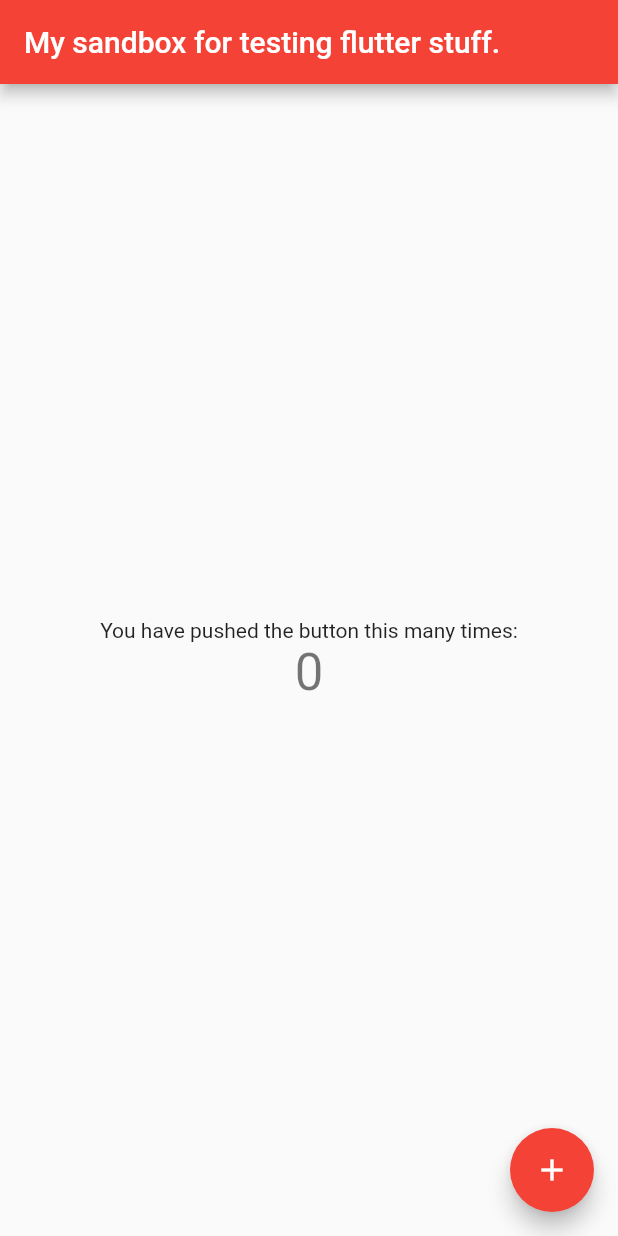
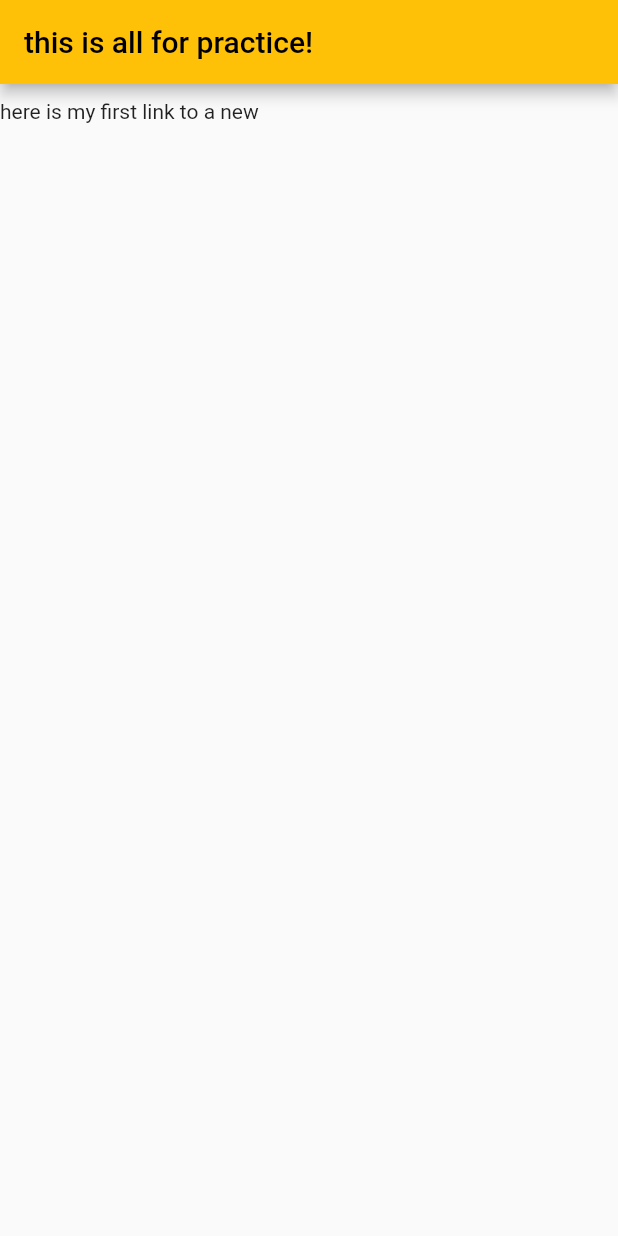
Before and after one commit to Tildozer/flutterSandBox, a Flutter app: the screen it shows after launch, on a phone screen of 412 x 824 dp. Run offline on Flutter 3.47's test engine with Material 2 defaults, Android fonts, the phone set to English and light mode, and no system bars.

Commit message:
cleared out premade and started working with my own widgets

```diff
--- a/lib/main.dart
+++ b/lib/main.dart
@@ -1,115 +1,46 @@
 import 'package:flutter/material.dart';
 
 void main() {
-  runApp(const MyApp());
+  runApp( const SandBox() );
 }
 
-class MyApp extends StatelessWidget {
-  const MyApp({super.key});
+class SandBox extends StatefulWidget {
+  const SandBox({super.key});
 
-  // This widget is the root of your application.
   @override
-  Widget build(BuildContext context) {
-    return MaterialApp(
-      title: 'Flutter Demo',
-      theme: ThemeData(
-        // This is the theme of your application.
-        //
-        // Try running your application with "flutter run". You'll see the
-        // application has a blue toolbar. Then, without quitting the app, try
-        // changing the primarySwatch below to Colors.green and then invoke
-        // "hot reload" (press "r" in the console where you ran "flutter run",
-        // or simply save your changes to "hot reload" in a Flutter IDE).
-        // Notice that the counter didn't reset back to zero; the application
-        // is not restarted.
-        primarySwatch: Colors.red,
-      ),
-      home: const MyHomePage(title: 'My sandbox for testing flutter stuff.'),
-    );
-  }
+  State<SandBox> createState() => _SandBoxState();
 }
 
-class MyHomePage extends StatefulWidget {
-  const MyHomePage({super.key, required this.title});
-
-  // This widget is the home page of your application. It is stateful, meaning
-  // that it has a State object (defined below) that contains fields that affect
-  // how it looks.
-
-  // This class is the configuration for the state. It holds the values (in this
-  // case the title) provided by the parent (in this case the App widget) and
-  // used by the build method of the State. Fields in a Widget subclass are
-  // always marked "final".
-
-  final String title;
+class _SandBoxState extends State<SandBox>
+    with SingleTickerProviderStateMixin {
+  late AnimationController _controller;
 
   @override
-  State<MyHomePage> createState() => _MyHomePageState();
-}
+  void initState() {
+    super.initState();
+    _controller = AnimationController(vsync: this);
+  }
 
-class _MyHomePageState extends State<MyHomePage> {
-  int _counter = 0;
-
-  void _incrementCounter() {
-    setState(() {
-      // This call to setState tells the Flutter framework that something has
-      // changed in this State, which causes it to rerun the build method below
-      // so that the display can reflect the updated values. If we changed
-      // _counter without calling setState(), then the build method would not be
-      // called again, and so nothing would appear to happen.
-      _counter++;
-    });
+  @override
+  void dispose() {
+    _controller.dispose();
+    super.dispose();
   }
 
   @override
   Widget build(BuildContext context) {
-    // This method is rerun every time setState is called, for instance as done
-    // by the _incrementCounter method above.
-    //
-    // The Flutter framework has been optimized to make rerunning build methods
-    // fast, so that you can just rebuild anything that needs updating rather
-    // than having to individually change instances of widgets.
-    return Scaffold(
-      appBar: AppBar(
-        // Here we take the value from the MyHomePage object that was created by
-        // the App.build method, and use it to set our appbar title.
-        title: Text(widget.title),
+    return MaterialApp(
+      home: Scaffold(
+        appBar: AppBar(
+          backgroundColor: Colors.amber,
+          foregroundColor: Colors.black,
+          title: const Text("this is all for practice!"),
+        ),
+        body: Container(
+          margin: const EdgeInsets.only(top: 10),
+          child: const Text("here is my first link to a new"),
+          ),
       ),
-      body: Center(
-        // Center is a layout widget. It takes a single child and positions it
-        // in the middle of the parent.
-        child: Column(
-          // Column is also a layout widget. It takes a list of children and
-          // arranges them vertically. By default, it sizes itself to fit its
-          // children horizontally, and tries to be as tall as its parent.
-          //
-          // Invoke "debug painting" (press "p" in the console, choose the
-          // "Toggle Debug Paint" action from the Flutter Inspector in Android
-          // Studio, or the "Toggle Debug Paint" command in Visual Studio Code)
-          // to see the wireframe for each widget.
-          //
-          // Column has various properties to control how it sizes itself and
-          // how it positions its children. Here we use mainAxisAlignment to
-          // center the children vertically; the main axis here is the vertical
-          // axis because Columns are vertical (the cross axis would be
-          // horizontal).
-          mainAxisAlignment: MainAxisAlignment.center,
-          children: <Widget>[
-            const Text(
-              'You have pushed the button this many times:',
-            ),
-            Text(
-              '$_counter',
-              style: Theme.of(context).textTheme.headlineMedium,
-            ),
-          ],
-        ),
-      ),
-      floatingActionButton: FloatingActionButton(
-        onPressed: _incrementCounter,
-        tooltip: 'Increment',
-        child: const Icon(Icons.add),
-      ), // This trailing comma makes auto-formatting nicer for build methods.
     );
   }
 }
```
